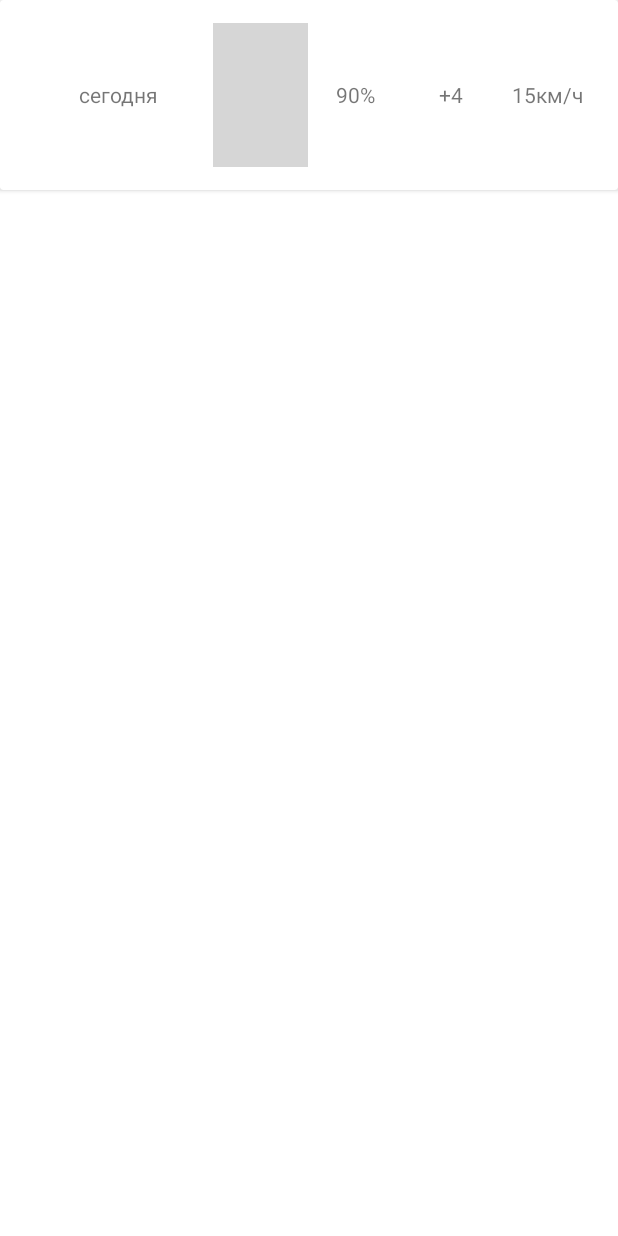
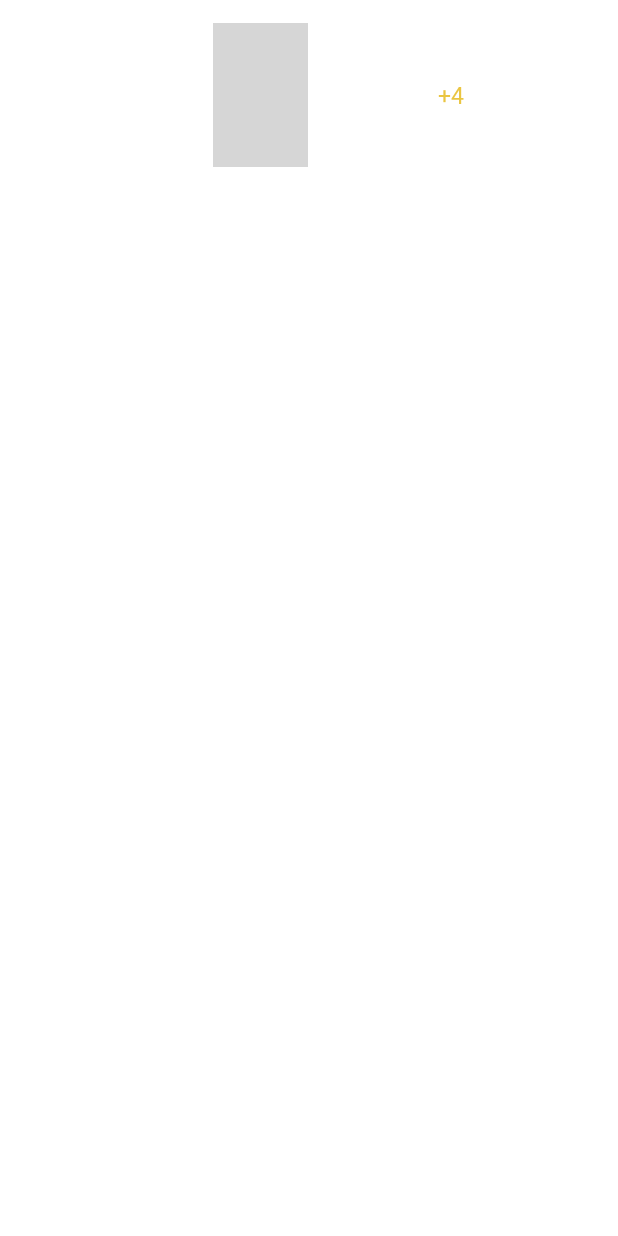
Before and after one commit to PavelVolniy/FreeWeather, an Android app: the layout row_view.xml on its own in the app's theme, with its tools: preview values and no code run, on a phone screen of 412 x 824 dp. Run offline under Robolectric (Android 15) with nearby library versions, the phone set to English and light mode, and no system bars; grey boxes are pictures that could not be loaded.

Commit message:
add fonts, reset colors, fix position

```diff
--- a/app/src/main/res/layout/column_view.xml
+++ b/app/src/main/res/layout/column_view.xml
@@ -10,7 +10,10 @@
         android:layout_width="match_parent"
         android:layout_height="0dp"
         android:layout_weight="1"
+        android:textColor="@color/all_text_color"
         android:gravity="center"
+        android:fontFamily="@font/arimamadurai_medium"
+        android:textSize="15sp"
         android:text="09.00" />
 
     <ImageView
@@ -22,9 +25,12 @@
 
     <TextView
         android:id="@+id/tv_temp_column"
+        android:textColor="@color/temp_text_color"
         android:layout_width="match_parent"
         android:layout_height="0dp"
         android:layout_weight="1"
+        android:fontFamily="@font/arimamadurai_regular"
+        android:textSize="19sp"
         android:gravity="center"
         android:text="+4" />
 
--- a/app/src/main/res/layout/row_view.xml
+++ b/app/src/main/res/layout/row_view.xml
@@ -1,8 +1,4 @@
 <?xml version="1.0" encoding="utf-8"?>
-<androidx.cardview.widget.CardView xmlns:android="http://schemas.android.com/apk/res/android"
-    android:layout_width="match_parent"
-    android:layout_height="wrap_content">
-
 <LinearLayout xmlns:android="http://schemas.android.com/apk/res/android"
     android:layout_width="match_parent"
     android:layout_height="wrap_content"
@@ -15,7 +11,10 @@
         android:layout_width="0dp"
         android:layout_height="match_parent"
         android:layout_weight="2"
-            android:gravity="center"
+        android:fontFamily="@font/arimamadurai_regular"
+        android:textSize="15sp"
+        android:textColor="@color/all_text_color"
+        android:gravity="center_vertical|left"
         android:text="сегодня" />
 
     <ImageView
@@ -24,12 +23,14 @@
         android:layout_height="match_parent"
         android:layout_gravity="center"
         android:layout_weight="1"
-            android:background="@color/white"
         android:src="@drawable/ic_baseline_cloud_24" />
 
     <TextView
         android:id="@+id/tv_humidity"
         android:layout_width="0dp"
+        android:fontFamily="@font/arimamadurai_regular"
+        android:textSize="15sp"
+        android:textColor="@color/all_text_color"
         android:layout_height="match_parent"
         android:layout_weight="1"
         android:gravity="center"
@@ -38,7 +39,10 @@
     <TextView
         android:id="@+id/tv_row_temp"
         android:layout_width="0dp"
+        android:textSize="15sp"
+        android:textColor="@color/temp_text_color"
         android:layout_height="match_parent"
+        android:fontFamily="@font/arimamadurai_bold"
         android:layout_weight="1"
         android:gravity="center"
         android:text="+4" />
@@ -47,10 +51,11 @@
         android:id="@+id/tv_row_wind"
         android:layout_width="0dp"
         android:layout_height="match_parent"
+        android:textSize="15sp"
         android:layout_weight="1"
-            android:gravity="center"
+        android:textColor="@color/all_text_color"
+        android:gravity="right|center_vertical"
+        android:fontFamily="@font/arimamadurai_regular"
         android:text="15км/ч" />
 
 </LinearLayout>
-
-</androidx.cardview.widget.CardView>
--- a/app/src/main/res/values/colors.xml
+++ b/app/src/main/res/values/colors.xml
@@ -7,4 +7,7 @@
     <color name="teal_700">#FF018786</color>
     <color name="black">#FF000000</color>
     <color name="white">#FFFFFFFF</color>
+    <color name="background">#57A5C5</color>
+    <color name="all_text_color">#F7FFFFFF</color>
+    <color name="temp_text_color">#EAC541</color>
 </resources>
```
Also changed, not shown: app/src/main/java/com/example/freeweather/presentation/MainActivity.kt (+42 -7 lines), app/src/main/res/drawable/ic_baseline_cloud_off_24_3.xml (added, +10 -0 lines), app/src/main/res/drawable/ic_baseline_search_24.xml (added, +10 -0 lines), app/src/main/res/layout/activity_main.xml (+30 -10 lines). Lines whose indentation alone changed are shown as unchanged.
